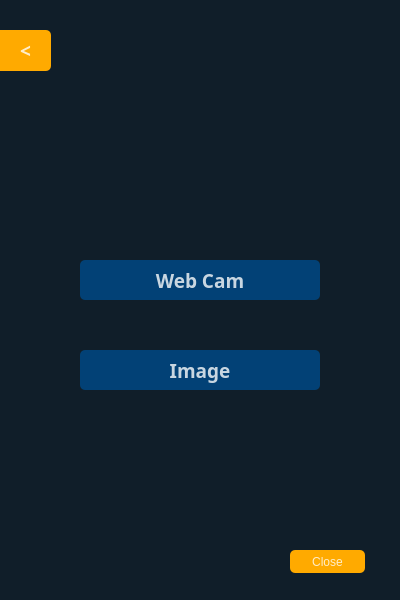
First picture: the form in ui/adduser.ui, repository cach007/face_findeer, before the edit.
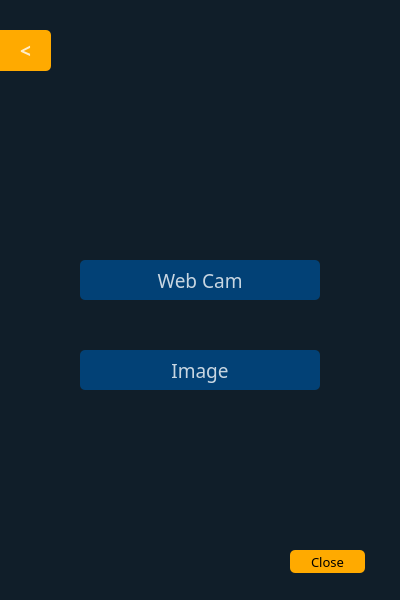
Second picture: the form after the edit. Icons and pictures are not drawn.

What changed in the file:
```diff
--- a/ui/adduser.ui
+++ b/ui/adduser.ui
@@ -42,10 +42,10 @@
     </property>
     <property name="font">
      <font>
-      <family>Agency FB</family>
+      <family>Arial Rounded MT Bold</family>
       <pointsize>14</pointsize>
-      <weight>75</weight>
-      <bold>true</bold>
+      <weight>50</weight>
+      <bold>false</bold>
      </font>
     </property>
     <property name="styleSheet">
@@ -88,10 +88,16 @@
       <height>23</height>
      </rect>
     </property>
+    <property name="font">
+     <font>
+      <family>Arial Rounded MT Bold</family>
+      <pointsize>10</pointsize>
+     </font>
+    </property>
     <property name="styleSheet">
      <string notr="true">QPushButton#pushButton_3{
 background-color:rgb(255, 170, 0);
-color:rgba(255, 255, 255, 200);
+	color: rgb(0, 0, 0);
 border-radius:5px;
 }
 QPushButton#pushButton_3:pressed{
@@ -119,10 +125,10 @@
     </property>
     <property name="font">
      <font>
-      <family>Agency FB</family>
+      <family>Arial Rounded MT Bold</family>
       <pointsize>14</pointsize>
-      <weight>75</weight>
-      <bold>true</bold>
+      <weight>50</weight>
+      <bold>false</bold>
      </font>
     </property>
     <property name="styleSheet">
```
